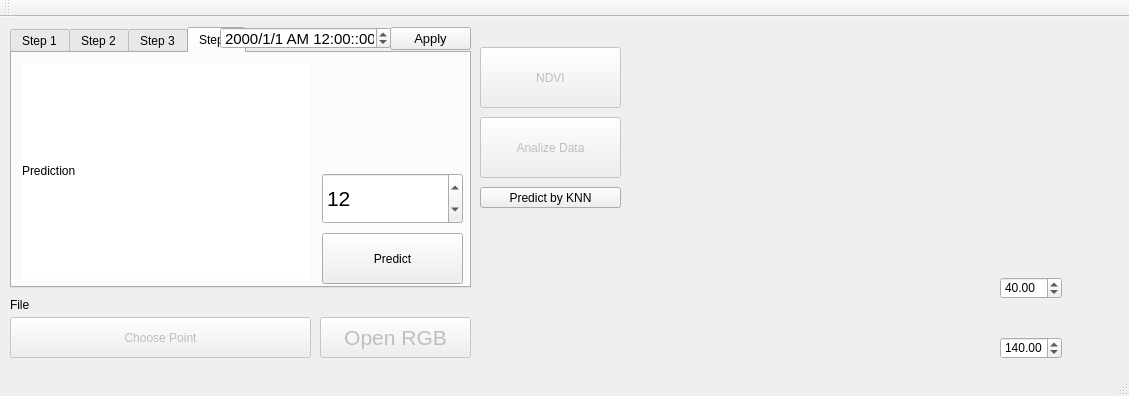
The window that mainwindow.ui (Chia-ChunHsu/NewCapture) describes before a commit, drawn with Qt 5.
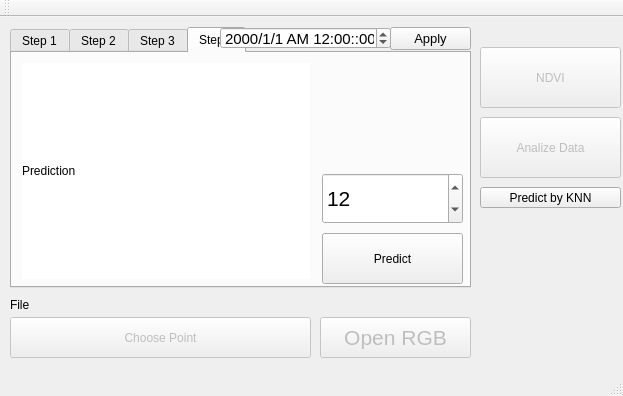
The same window after the commit. The open tabs and pages were chosen to show the change.

Diff of the .ui file:
```diff
--- a/mainwindow.ui
+++ b/mainwindow.ui
@@ -6,7 +6,7 @@
    <rect>
     <x>0</x>
     <y>0</y>
-    <width>1129</width>
+    <width>623</width>
     <height>396</height>
    </rect>
   </property>
```
Left out of the diff: 6 changed lines with no effect on the pictures.
